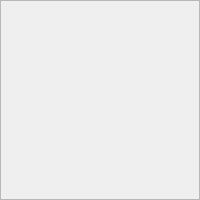
ZongleiJiao/OntologyViewer, file plugins/fileio/ontology/overview/overviewdockwidget.ui: the form before one commit.
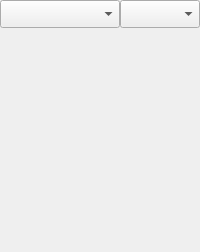
The form after the commit.

Commit message: overview interface improved.

The edit to the form file:
```diff
--- a/plugins/fileio/ontology/overview/overviewdockwidget.ui
+++ b/plugins/fileio/ontology/overview/overviewdockwidget.ui
@@ -10,7 +10,7 @@
     <x>0</x>
     <y>0</y>
     <width>200</width>
-    <height>200</height>
+    <height>252</height>
    </rect>
   </property>
   <property name="minimumSize">
@@ -23,21 +23,45 @@
    <string>DockWidget</string>
   </property>
   <widget class="QWidget" name="dockWidgetContents">
-   <widget class="QFrame" name="frame">
+   <widget class="QComboBox" name="comboBox_LayoutMethod">
     <property name="geometry">
      <rect>
       <x>0</x>
       <y>0</y>
+      <width>120</width>
+      <height>28</height>
+     </rect>
+    </property>
+   </widget>
+   <widget class="QComboBox" name="comboBox_Direction">
+    <property name="geometry">
+     <rect>
+      <x>120</x>
+      <y>0</y>
+      <width>80</width>
+      <height>28</height>
+     </rect>
+    </property>
+   </widget>
+   <widget class="QDockWidget" name="dockWidget">
+    <property name="geometry">
+     <rect>
+      <x>0</x>
+      <y>28</y>
       <width>200</width>
       <height>200</height>
      </rect>
     </property>
-    <property name="frameShape">
-     <enum>QFrame::StyledPanel</enum>
+    <property name="minimumSize">
+     <size>
+      <width>200</width>
+      <height>200</height>
+     </size>
     </property>
-    <property name="frameShadow">
-     <enum>QFrame::Raised</enum>
+    <property name="features">
+     <set>QDockWidget::NoDockWidgetFeatures</set>
     </property>
+    <widget class="QWidget" name="dockWidgetContents_2"/>
    </widget>
   </widget>
  </widget>
```
Left out of the diff: 3 changed lines with no effect on the pictures. The commit also changes 5 other files.
